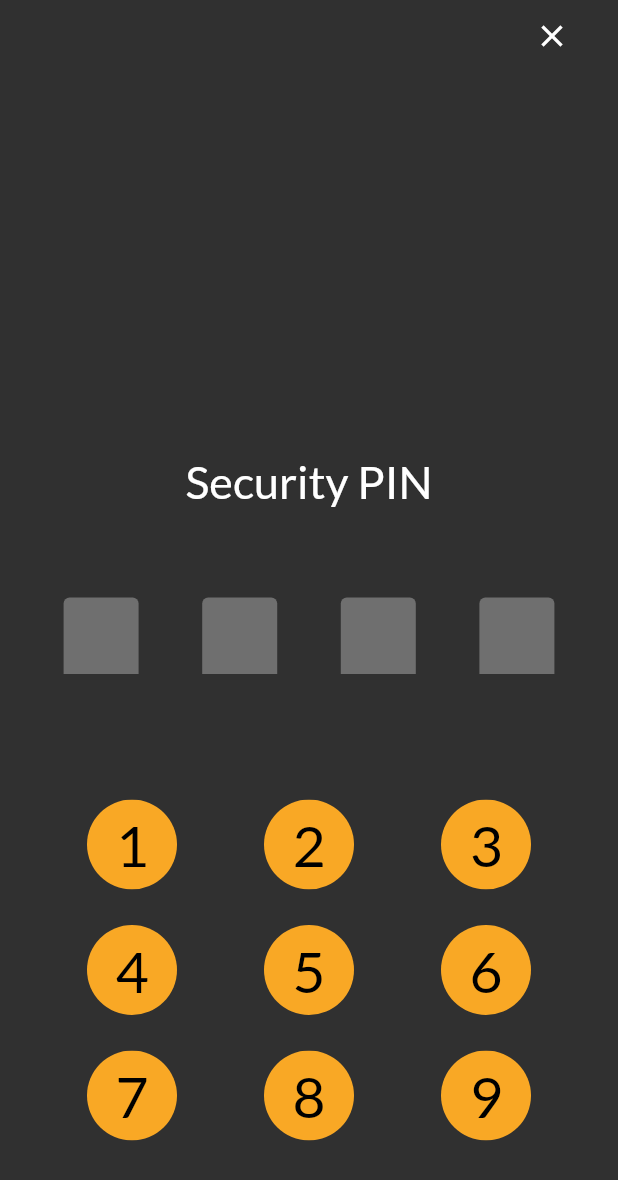
After one commit to Charitoc/Notes_app, a Flutter app: the PinScreen screen opened by its route, on a phone screen of 412 x 824 dp. The commit adds this screen. Shown: the top 1180 px of the screen. Run offline on Flutter 3.47's test engine with Material 2 defaults, Android fonts, the phone set to English and light mode, and no system bars; missing offline and left inert: simple_database.

Commit message:
Updated UI and added PIN Screen

```diff
--- a/lib/providers/notes.dart
+++ b/lib/providers/notes.dart
@@ -57,7 +57,7 @@ class Notes with ChangeNotifier {
 
   Note openNote(String id) {
     return _items.firstWhere((note) => note.id == id, orElse: () {
-      return Note();
+      return Note(id: '', title: '', text: '');
     });
   }
 }
--- /dev/null
+++ b/lib/screens/pin_screen.dart
@@ -0,0 +1,182 @@
+import 'package:flutter/material.dart';
+
+class PinScreen extends StatefulWidget {
+  static const routeName = '/pin_screen';
+
+  @override
+  _PinScreenState createState() => _PinScreenState();
+}
+
+class _PinScreenState extends State<PinScreen> {
+  final controller = TextEditingController();
+  final controller2 = TextEditingController();
+  final controller3 = TextEditingController();
+  final controller4 = TextEditingController();
+
+  @override
+  Widget build(BuildContext context) {
+    return Scaffold(
+      body: SafeArea(
+        top: true,
+        child: Stack(
+          children: [
+            Container(
+              decoration: BoxDecoration(
+                color: Theme.of(context).primaryColor,
+              ),
+            ),
+            Column(
+              mainAxisAlignment: MainAxisAlignment.spaceBetween,
+              children: [
+                Row(
+                  mainAxisAlignment: MainAxisAlignment.end,
+                  children: [
+                    MaterialButton(
+                      onPressed: () {
+                        Navigator.of(context).pop();
+                      },
+                      child: Icon(
+                        Icons.clear,
+                        color: Colors.white,
+                      ),
+                    )
+                  ],
+                ),
+                Column(
+                  mainAxisAlignment: MainAxisAlignment.end,
+                  children: [
+                    Text(
+                      'Security PIN',
+                      style: TextStyle(color: Colors.white, fontSize: 30),
+                    ),
+                    SizedBox(
+                      height: 60,
+                    ),
+                    Row(
+                      mainAxisAlignment: MainAxisAlignment.spaceEvenly,
+                      children: [
+                        PINNumber(controller),
+                        PINNumber(controller2),
+                        PINNumber(controller3),
+                        PINNumber(controller4)
+                      ],
+                    ),
+                    SizedBox(
+                      height: 60,
+                    ),
+                    NumGrid(),
+                    SizedBox(
+                      height: 40,
+                    ),
+                  ],
+                ),
+              ],
+            )
+          ],
+        ),
+      ),
+    );
+  }
+}
+
+class NumGrid extends StatelessWidget {
+  const NumGrid({
+    Key key,
+  }) : super(key: key);
+
+  @override
+  Widget build(BuildContext context) {
+    return Container(
+      height: MediaQuery.of(context).size.height * 1 / 3,
+      child: Row(
+        mainAxisAlignment: MainAxisAlignment.spaceEvenly,
+        children: [
+          Column(
+            mainAxisAlignment: MainAxisAlignment.spaceEvenly,
+            children: [
+              NumButton('1'),
+              NumButton('4'),
+              NumButton('7'),
+            ],
+          ),
+          Column(
+            mainAxisAlignment: MainAxisAlignment.spaceEvenly,
+            children: [
+              NumButton('2'),
+              NumButton('5'),
+              NumButton('8'),
+            ],
+          ),
+          Column(
+            mainAxisAlignment: MainAxisAlignment.spaceEvenly,
+            children: [
+              NumButton('3'),
+              NumButton('6'),
+              NumButton('9'),
+            ],
+          ),
+        ],
+      ),
+    );
+  }
+}
+
+class NumButton extends StatefulWidget {
+  final String number;
+
+  NumButton(this.number);
+
+  @override
+  _NumButtonState createState() => _NumButtonState();
+}
+
+class _NumButtonState extends State<NumButton> {
+  @override
+  Widget build(BuildContext context) {
+    return ClipRRect(
+      borderRadius: BorderRadius.circular(120),
+      child: Container(
+        child: Material(
+          child: InkWell(
+            onTap: () {},
+            child: Container(
+              width: 60.0,
+              height: 60.0,
+              child: Center(
+                child: Text(
+                  widget.number,
+                  style: TextStyle(color: Colors.black, fontSize: 38),
+                ),
+              ),
+            ),
+          ),
+          color: Colors.transparent,
+        ),
+        color: Colors.yellow[800],
+      ),
+    );
+  }
+}
+
+class PINNumber extends StatelessWidget {
+  final TextEditingController textEditingController;
+
+  PINNumber(this.textEditingController);
+  @override
+  Widget build(BuildContext context) {
+    return Container(
+      width: 50,
+      child: TextField(
+        controller: textEditingController,
+        enabled: false,
+        obscureText: true,
+        textAlign: TextAlign.center,
+        decoration: InputDecoration(
+          contentPadding: EdgeInsets.all(16),
+          filled: true,
+          fillColor: Colors.white30,
+        ),
+      ),
+    );
+  }
+}
```
Also changed, not shown: lib/main.dart (+5 -3 lines), lib/my_bodywidget.dart (+9 -1 lines), lib/screens/my_homepage.dart (+9 -3 lines), lib/screens/note_details_screen.dart (+46 -17 lines), lib/widgets/note_item.dart (+16 -4 lines), pubspec.yaml (+4 -4 lines), fonts/Lato-Bold.ttf (added), fonts/Lato-Light.ttf (added), fonts/Lato-Regular.ttf (added).
